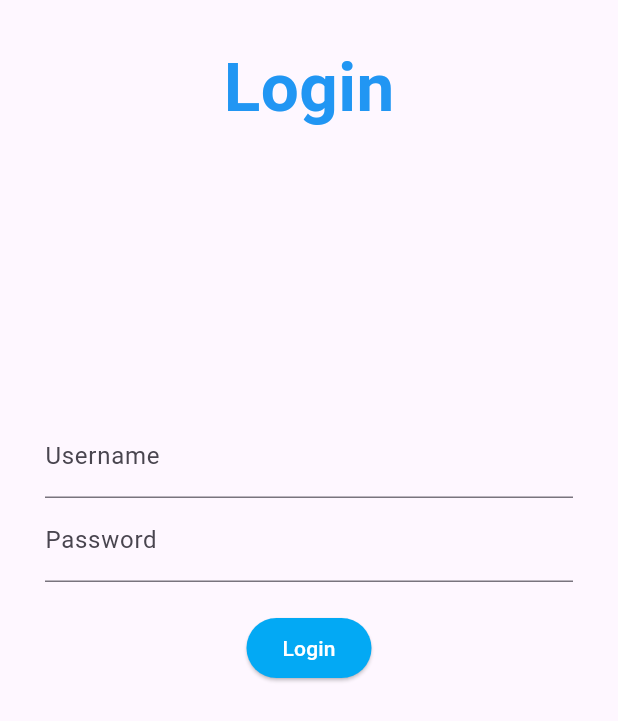
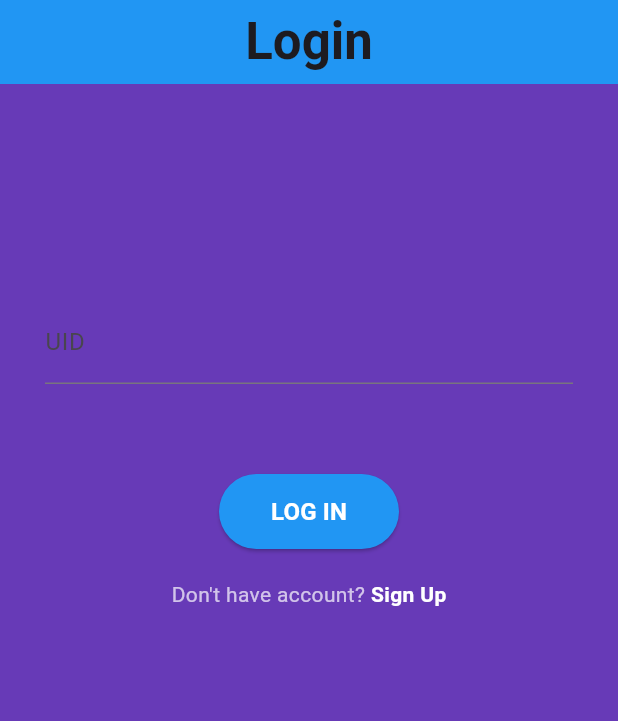
Before and after one commit to attendfence3001/attendfence, a Flutter app: the screen it shows after launch, on a phone screen of 412 x 824 dp. Shown: the top 721 px of the screen. Run offline on Flutter 3.47's test engine with Material 3 defaults, Android fonts, the phone set to English and light mode, and no system bars.

Commit message:
signUpIn

```diff
--- a/lib/main.dart
+++ b/lib/main.dart
@@ -1,7 +1,7 @@
 import 'package:flutter/material.dart';
 
 import 'pages/login_page.dart';
-// import 'pages/registration_page.dart';
+import 'pages/registration_page.dart';
 
 void main() {
   runApp(const MyApp());
@@ -13,10 +13,12 @@ class MyApp extends StatelessWidget {
   @override
   Widget build(BuildContext context) {
     return MaterialApp(
-      theme: ThemeData(primarySwatch: Colors.deepPurple),
+      debugShowCheckedModeBanner: false,
+      theme: ThemeData(scaffoldBackgroundColor: Colors.deepPurple),
+      initialRoute: '/',
       routes: {
         "/": (context) => const LoginPage(),
-        // "/register":(context) => RegistrationPage(),
+        "/2": (context) => const RegistrationPage(),
       },
     );
   }
--- a/lib/pages/login_page.dart
+++ b/lib/pages/login_page.dart
@@ -1,56 +1,80 @@
+import 'package:attend_fence/pages/registration_page.dart';
+import 'package:attend_fence/reusable_widgets/reusable_widget.dart';
 import 'package:flutter/material.dart';
 
-class LoginPage extends StatelessWidget {
+class LoginPage extends StatefulWidget {
   const LoginPage({super.key});
 
   @override
+  State<LoginPage> createState() => _LoginPageState();
+}
+
+class _LoginPageState extends State<LoginPage> {
+  @override
   Widget build(BuildContext context) {
-    return Material(
+    return Scaffold(
+      resizeToAvoidBottomInset: false,
+      extendBodyBehindAppBar: true,
+      appBar: AppBar(
+        backgroundColor: Colors.blue,
+        elevation: 0,
+        title: Center(
+          child: const Text(
+            "Login",
+            style: TextStyle(fontWeight: FontWeight.bold, fontSize: 34),
+          ),
+        ),
+      ),
+      body: SingleChildScrollView(
+        child: Container(
           child: Column(
             children: [
               Padding(
-            padding: const EdgeInsets.all(26.0),
-            child: Text(
-              "Login",
-              style: TextStyle(
-                fontSize: 45,
-                color: Colors.blue,
-                fontWeight: FontWeight.bold,
-              ),
-            ),
-          ),
-          Padding(
-            padding: const EdgeInsets.symmetric(vertical: 160, horizontal: 30),
+                padding:
+                    const EdgeInsets.symmetric(horizontal: 30, vertical: 50),
                 child: Column(
                   children: [
+                    SizedBox(
+                      height: 150,
+                      width: 50,
+                    ),
                     TextFormField(
                       decoration: InputDecoration(
-                      hintText: "Enter Username", label: Text("Username")),
+                          hintText: "Enter UID:", label: Text("UID")),
                     ),
-                TextFormField(
-                  obscureText: true,
-                  decoration: InputDecoration(
-                      hintText: "Enter Password", label: Text("Password")),
+                    SizedBox(
+                      height: 50,
+                      width: 50,
                     ),
-                Padding(
-                  padding:
-                      const EdgeInsets.symmetric(horizontal: 50, vertical: 20),
-                  child: ElevatedButton(
-                    onPressed: () {},
-                    child: Text(
-                      "Login",
-                      style: TextStyle(color: Colors.white),
-                    ),
-                    style: ElevatedButton.styleFrom(
-                      backgroundColor: Colors.lightBlue,
-                    ),
-                  ),
-                )
+                    signInUpBtn(context, true, () {}),
+                    signInUpOption()
+                    // Text("OR login with quick touch id"),
                   ],
                 ),
               ),
             ],
           ),
+        ),
+      ),
+    );
+  }
+
+  Row signInUpOption() {
+    return Row(
+      mainAxisAlignment: MainAxisAlignment.center,
+      children: [
+        const Text("Don't have account? ",
+            style: TextStyle(color: Colors.white70)),
+        GestureDetector(
+          onTap: () {
+            Navigator.push(context,
+                MaterialPageRoute(builder: (context) => RegistrationPage()));
+          },
+          child: const Text("Sign Up",
+              style:
+                  TextStyle(color: Colors.white, fontWeight: FontWeight.bold)),
+        )
+      ],
     );
   }
 }
--- /dev/null
+++ b/lib/reusable_widgets/reusable_widget.dart
@@ -0,0 +1,69 @@
+import 'package:flutter/material.dart';
+
+TextField reusableTextField(String text, IconData icon, bool isPasswordType,
+    TextEditingController controller) {
+  return TextField(
+    controller: controller,
+    obscureText: isPasswordType,
+    enableSuggestions: isPasswordType,
+    autocorrect: isPasswordType,
+    cursorColor: Colors.white,
+    style: TextStyle(color: Colors.blue.withOpacity(0.9)),
+    decoration: InputDecoration(
+      prefix: Icon(
+        icon,
+        color: Colors.black,
+      ),
+      labelText: text,
+      labelStyle: TextStyle(color: Colors.blue.withOpacity(0.9)),
+      filled: true,
+      floatingLabelBehavior: FloatingLabelBehavior.never,
+      fillColor: Colors.yellow.withOpacity(0.3),
+      border: OutlineInputBorder(
+          borderRadius: BorderRadius.circular(30.0),
+          borderSide: const BorderSide(width: 0, style: BorderStyle.none)),
+    ),
+    keyboardType: isPasswordType
+        ? TextInputType.visiblePassword
+        : TextInputType.emailAddress,
+  );
+}
+
+// Container signInUpBtn(BuildContext context, bool isLogin, Function onTap) {
+//   return Container(
+//     width: MediaQuery.of(context).size.width,
+//     height: 50,
+//     margin: const EdgeInsets.fromLTRB(0, 10, 0, 20),
+//     decoration: BoxDecoration(borderRadius: BorderRadius.circular(90)),
+//     child: ,
+//   );
+// }
+
+Container signInUpBtn(BuildContext context, bool isLogin, Function onTap) {
+  return Container(
+    width: 120,
+    height: 50,
+    margin: const EdgeInsets.fromLTRB(0, 10, 0, 20),
+    decoration: BoxDecoration(borderRadius: BorderRadius.circular(90)),
+    child: ElevatedButton(
+      onPressed: () {
+        onTap();
+      },
+      child: Text(
+        isLogin ? 'LOG IN' : 'SIGN UP',
+        style: const TextStyle(
+            color: Colors.white, fontWeight: FontWeight.bold, fontSize: 16),
+      ),
+      style: ButtonStyle(
+          backgroundColor: MaterialStateProperty.resolveWith((states) {
+            if (states.contains(MaterialState.pressed)) {
+              return Colors.black26;
+            }
+            return Colors.blue;
+          }),
+          shape: MaterialStateProperty.all<RoundedRectangleBorder>(
+              RoundedRectangleBorder(
+                  borderRadius: BorderRadius.circular(30)))), // ButtonStyle
+    ), // ElevatedButton
+  ); // Container
+}
```
Also changed, not shown: lib/pages/registration_page.dart (+75 -3 lines), lib/utils/color_utils.dart (added). Lines whose indentation alone changed are shown as unchanged.
